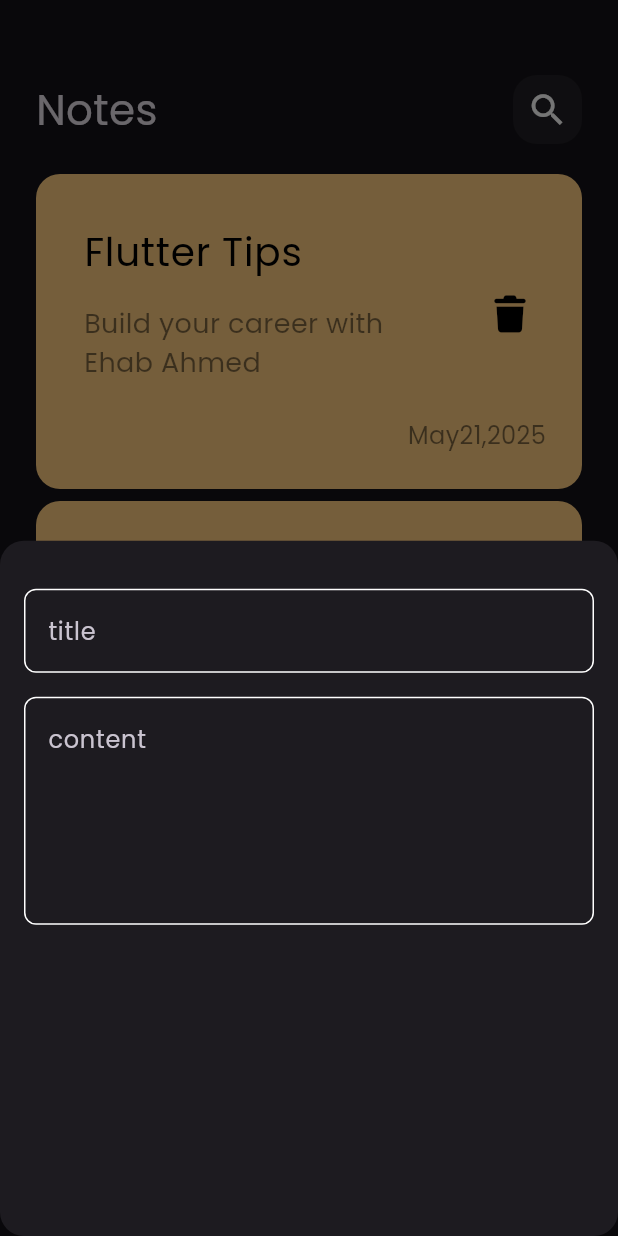
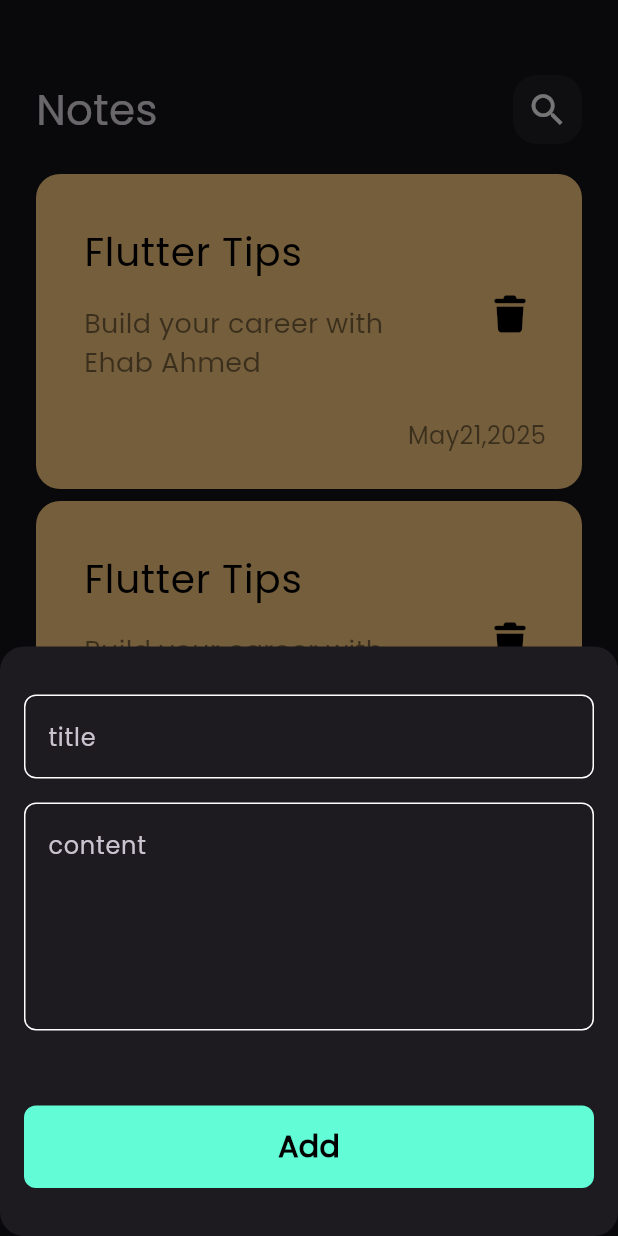
Before and after one commit to ehab143/notes_app, a Flutter app: the screen it shows after launch, after a tap on the "add" icon, on a phone screen of 412 x 824 dp. Run offline on Flutter 3.47's test engine with Material 3 defaults, Android fonts, the phone set to English and light mode, and no system bars; our stand-ins replace font_awesome_flutter.

Commit message:
finish notes bottom sheet

```diff
--- a/lib/views/widgets/add_note_button_sheet.dart
+++ b/lib/views/widgets/add_note_button_sheet.dart
@@ -1,4 +1,5 @@
 import 'package:flutter/material.dart';
+import 'package:notes_app/views/widgets/custom_button.dart';
 import 'package:notes_app/views/widgets/custom_text_field.dart';
 
 class AddNoteButtonSheet extends StatelessWidget {
@@ -8,13 +9,18 @@ class AddNoteButtonSheet extends StatelessWidget {
   Widget build(BuildContext context) {
     return Padding(
       padding: const EdgeInsets.symmetric(horizontal: 16),
+      child: SingleChildScrollView(
         child: Column(
           children: [
             SizedBox(height: 32),
             CustomTextField(hint: 'title'),
             SizedBox(height: 16),
             CustomTextField(hint: 'content', maxLines: 5),
+            SizedBox(height: 50),
+            CustomButton(),
+            SizedBox(height: 32),
           ],
+        ),
       ),
     );
   }
--- /dev/null
+++ b/lib/views/widgets/custom_button.dart
@@ -0,0 +1,28 @@
+import 'package:flutter/material.dart';
+import 'package:notes_app/constants.dart';
+
+class CustomButton extends StatelessWidget {
+  const CustomButton({super.key});
+
+  @override
+  Widget build(BuildContext context) {
+    return Container(
+      width: MediaQuery.of(context).size.width,
+      height: 55,
+      decoration: BoxDecoration(
+        borderRadius: BorderRadius.circular(8),
+        color: kPrimaryColor,
+      ),
+      child: Center(
+        child: Text(
+          'Add',
+          style: TextStyle(
+            color: Colors.black,
+            fontSize: 20,
+            fontWeight: FontWeight.bold,
+          ),
+        ),
+      ),
+    );
+  }
+}
```
Lines whose indentation alone changed are shown as unchanged.
